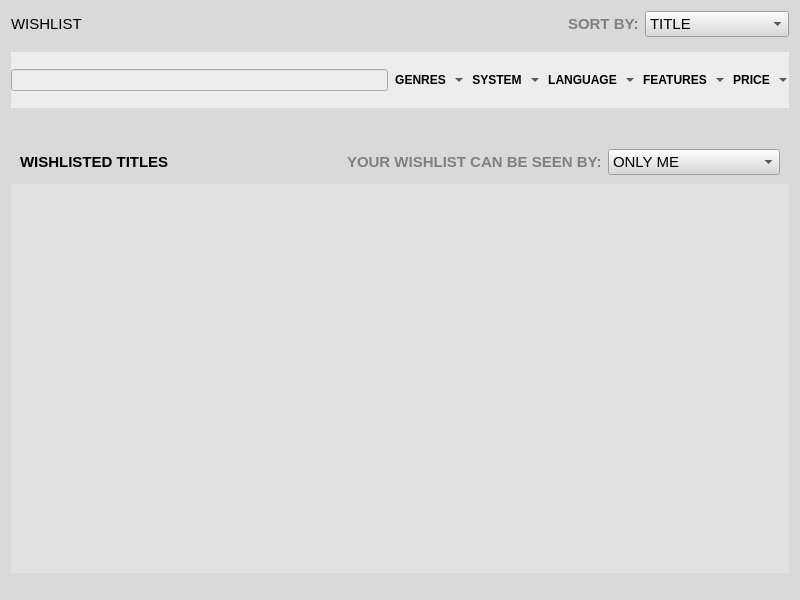
Above: pages/wishlistpage.ui from pamugk/nebulae-qt before the change. Below: the same form after it.
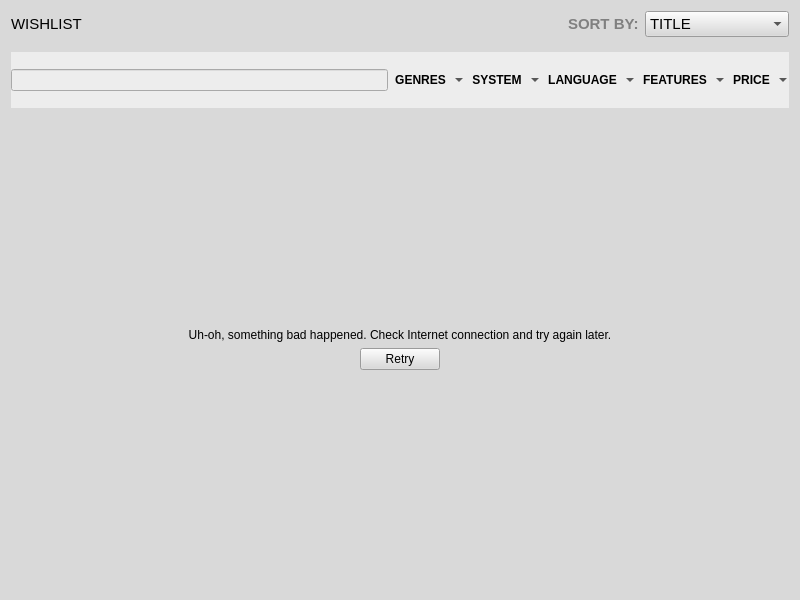
That is the form after the change. The open tabs and pages were chosen to show the change. Icons and pictures are not drawn.

Patch:
```diff
--- a/pages/wishlistpage.ui
+++ b/pages/wishlistpage.ui
@@ -443,6 +443,60 @@
        </item>
       </layout>
      </widget>
+     <widget class="QWidget" name="errorPage">
+      <layout class="QVBoxLayout" name="errorPageLayout" stretch="0,0,1,0">
+       <item>
+        <spacer name="errorPageVerticalSpacerTop">
+         <property name="orientation">
+          <enum>Qt::Orientation::Vertical</enum>
+         </property>
+         <property name="sizeHint" stdset="0">
+          <size>
+           <width>20</width>
+           <height>40</height>
+          </size>
+         </property>
+        </spacer>
+       </item>
+       <item>
+        <widget class="QLabel" name="errorLabel">
+         <property name="text">
+          <string>Uh-oh, something bad happened. Check Internet connection and try again later.</string>
+         </property>
+         <property name="alignment">
+          <set>Qt::AlignmentFlag::AlignCenter</set>
+         </property>
+         <property name="wordWrap">
+          <bool>true</bool>
+         </property>
+        </widget>
+       </item>
+       <item alignment="Qt::AlignmentFlag::AlignHCenter">
+        <widget class="QPushButton" name="retryButton">
+         <property name="text">
+          <string>Retry</string>
+         </property>
+         <property name="icon">
+          <iconset resource="../resources.qrc">
+           <normaloff>:/icons/rotate.svg</normaloff>:/icons/rotate.svg</iconset>
+         </property>
+        </widget>
+       </item>
+       <item>
+        <spacer name="errorPageVerticalSpacerBottom">
+         <property name="orientation">
+          <enum>Qt::Orientation::Vertical</enum>
+         </property>
+         <property name="sizeHint" stdset="0">
+          <size>
+           <width>20</width>
+           <height>40</height>
+          </size>
+         </property>
+        </spacer>
+       </item>
+      </layout>
+     </widget>
      <widget class="QWidget" name="loaderPage">
       <layout class="QVBoxLayout" name="loaderPageLayout">
        <property name="spacing">
```
Left out of the diff: 6 changed lines with no effect on the pictures.
